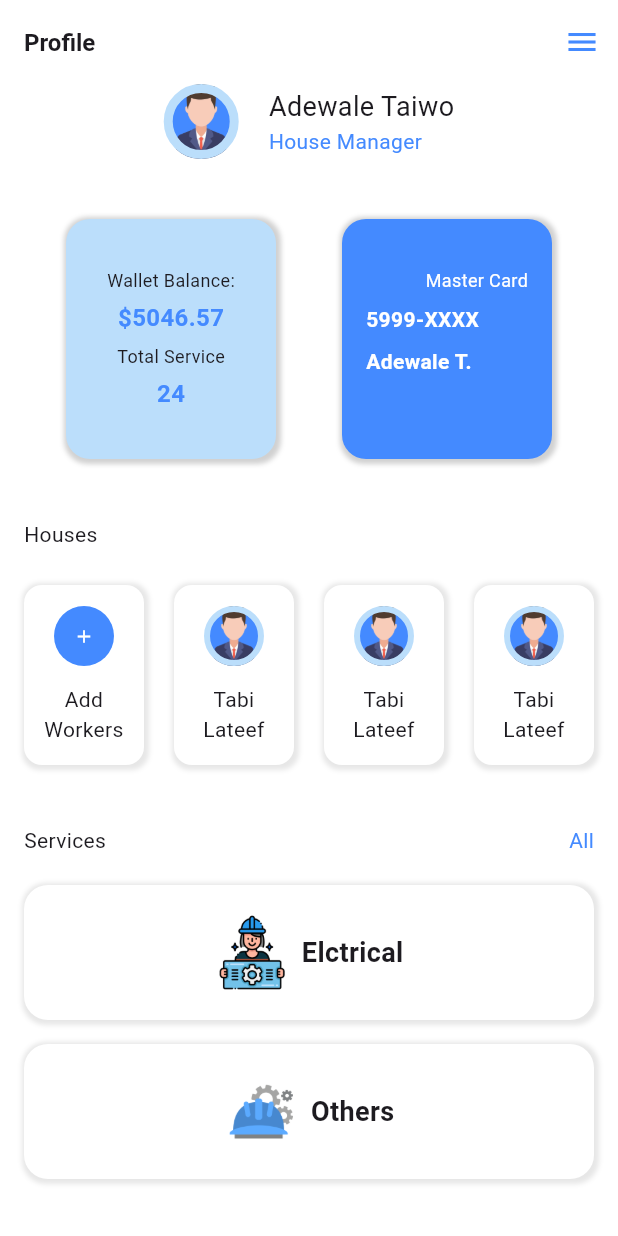
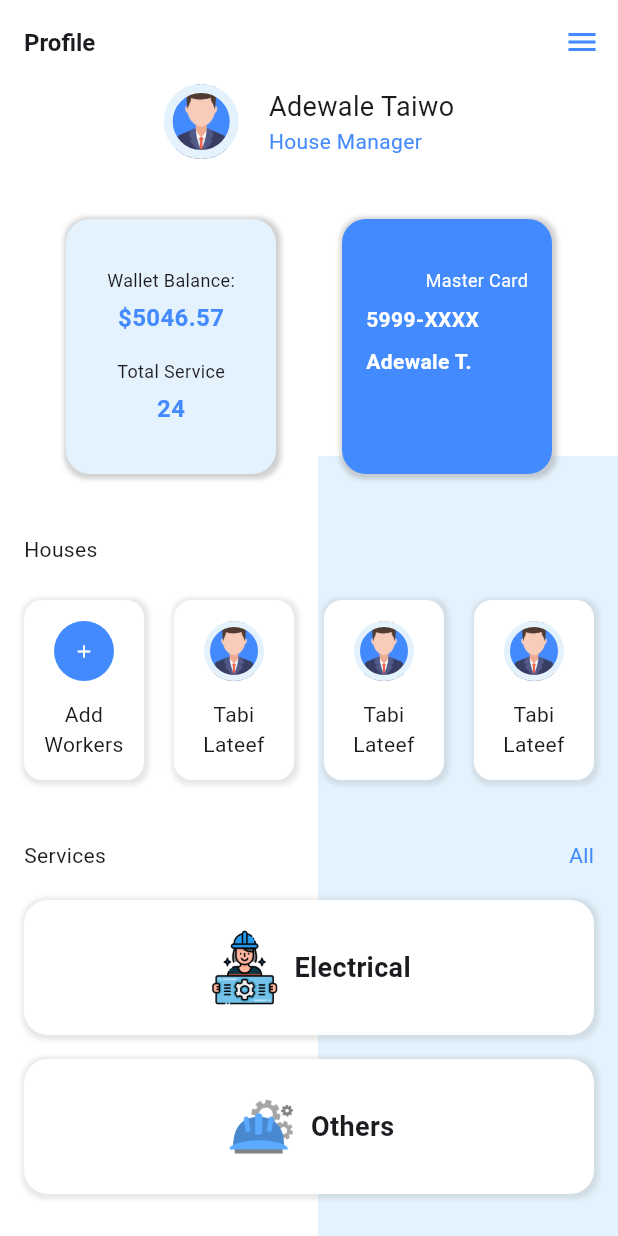
Before and after one commit to a7med2002/ui_task_3, a Flutter app: the screen it shows after launch, on a phone screen of 412 x 824 dp. Run offline on Flutter 3.47's test engine with Material 3 defaults, Android fonts, the phone set to English and light mode, and no system bars.

Commit message:
finish Task 3 Ui and update the Readme file

```diff
--- a/lib/main.dart
+++ b/lib/main.dart
@@ -23,8 +23,14 @@ class MyApp extends StatelessWidget {
           actions: [Icon(Icons.menu, color: Colors.blueAccent)],
           actionsPadding: EdgeInsets.only(right: 12),
         ),
-        body: SingleChildScrollView(
-          child: Column(
+        body: Stack(
+          children: [
+            Positioned(
+              bottom: 0,
+              right: 0,
+              child: Container(width: 200, height: 520, color: Colors.blue[50]),
+            ),
+            Column(
               spacing: 40,
               children: [
                 Row(
@@ -37,7 +43,7 @@ class MyApp extends StatelessWidget {
                       decoration: BoxDecoration(
                         color: Colors.blueAccent,
                         shape: BoxShape.circle,
-                      border: Border.all(width: 6, color: Colors.blue[100]!),
+                        border: Border.all(width: 6, color: Colors.blue[50]!),
                         image: DecorationImage(
                           image: AssetImage("images/man.png"),
                         ),
@@ -59,12 +65,15 @@ class MyApp extends StatelessWidget {
                   mainAxisAlignment: MainAxisAlignment.spaceEvenly,
                   children: [
                     Container(
-                    padding: EdgeInsets.symmetric(vertical: 32, horizontal: 20),
-                    height: 160,
+                      padding: EdgeInsets.symmetric(
+                        vertical: 32,
+                        horizontal: 20,
+                      ),
+                      height: 170,
                       width: 140,
                       decoration: BoxDecoration(
                         borderRadius: BorderRadius.circular(16),
-                      color: Colors.blue[100],
+                        color: Colors.blue[50],
                         boxShadow: [
                           BoxShadow(
                             color: const Color(0x7A9E9E9E),
@@ -118,8 +127,11 @@ class MyApp extends StatelessWidget {
                       ),
                     ),
                     Container(
-                    padding: EdgeInsets.symmetric(vertical: 32, horizontal: 16),
-                    height: 160,
+                      padding: EdgeInsets.symmetric(
+                        vertical: 32,
+                        horizontal: 16,
+                      ),
+                      height: 170,
                       width: 140,
                       decoration: BoxDecoration(
                         borderRadius: BorderRadius.circular(16),
@@ -142,7 +154,10 @@ class MyApp extends StatelessWidget {
                             alignment: Alignment.centerRight,
                             child: Text(
                               "Master Card",
-                            style: TextStyle(fontSize: 12, color: Colors.white),
+                              style: TextStyle(
+                                fontSize: 12,
+                                color: Colors.white,
+                              ),
                             ),
                           ),
                           Text(
@@ -207,7 +222,10 @@ class MyApp extends StatelessWidget {
                                     size: 14,
                                   ),
                                 ),
-                              Text("Add\nWorkers", textAlign: TextAlign.center),
+                                Text(
+                                  "Add\nWorkers",
+                                  textAlign: TextAlign.center,
+                                ),
                               ],
                             ),
                           ),
@@ -241,14 +259,17 @@ class MyApp extends StatelessWidget {
                                     shape: BoxShape.circle,
                                     border: Border.all(
                                       width: 4,
-                                    color: Colors.blue[100]!,
+                                      color: Colors.blue[50]!,
                                     ),
                                     image: DecorationImage(
                                       image: AssetImage("images/man.png"),
                                     ),
                                   ),
                                 ),
-                              Text("Tabi\nLateef", textAlign: TextAlign.center),
+                                Text(
+                                  "Tabi\nLateef",
+                                  textAlign: TextAlign.center,
+                                ),
                               ],
                             ),
                           ),
@@ -282,14 +303,17 @@ class MyApp extends StatelessWidget {
                                     shape: BoxShape.circle,
                                     border: Border.all(
                                       width: 4,
-                                    color: Colors.blue[100]!,
+                                      color: Colors.blue[50]!,
                                     ),
                                     image: DecorationImage(
                                       image: AssetImage("images/man.png"),
                                     ),
                                   ),
                                 ),
-                              Text("Tabi\nLateef", textAlign: TextAlign.center),
+                                Text(
+                                  "Tabi\nLateef",
+                                  textAlign: TextAlign.center,
+                                ),
                               ],
                             ),
                           ),
@@ -323,14 +347,17 @@ class MyApp extends StatelessWidget {
                                     shape: BoxShape.circle,
                                     border: Border.all(
                                       width: 4,
-                                    color: Colors.blue[100]!,
+                                      color: Colors.blue[50]!,
                                     ),
                                     image: DecorationImage(
                                       image: AssetImage("images/man.png"),
                                     ),
                                   ),
                                 ),
-                              Text("Tabi\nLateef", textAlign: TextAlign.center),
+                                Text(
+                                  "Tabi\nLateef",
+                                  textAlign: TextAlign.center,
+                                ),
                               ],
                             ),
                           ),
@@ -348,7 +375,10 @@ class MyApp extends StatelessWidget {
                         mainAxisAlignment: MainAxisAlignment.spaceBetween,
                         children: [
                           Text("Services"),
-                        Text("All", style: TextStyle(color: Colors.blueAccent)),
+                          Text(
+                            "All",
+                            style: TextStyle(color: Colors.blueAccent),
+                          ),
                         ],
                       ),
                       Column(
@@ -378,7 +408,7 @@ class MyApp extends StatelessWidget {
                                   height: 50,
                                 ),
                                 Text(
-                                "Elctrical",
+                                  "Electrical",
                                   style: TextStyle(
                                     fontSize: 18,
                                     fontWeight: FontWeight.bold,
@@ -427,6 +457,7 @@ class MyApp extends StatelessWidget {
                 ),
               ],
             ),
+          ],
         ),
       ),
     );
```
Also changed, not shown: images/screen_view.jpg (added), 1 other file. Lines whose indentation alone changed are shown as unchanged.
